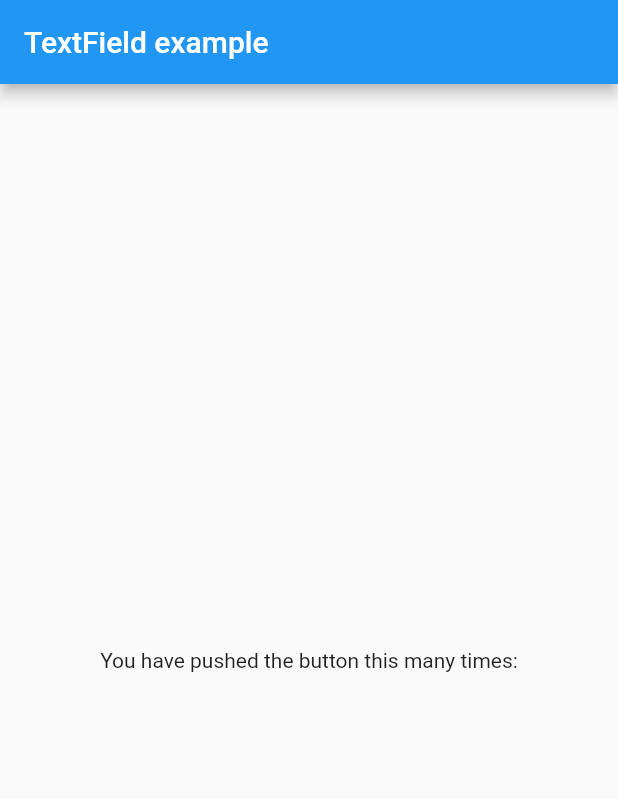
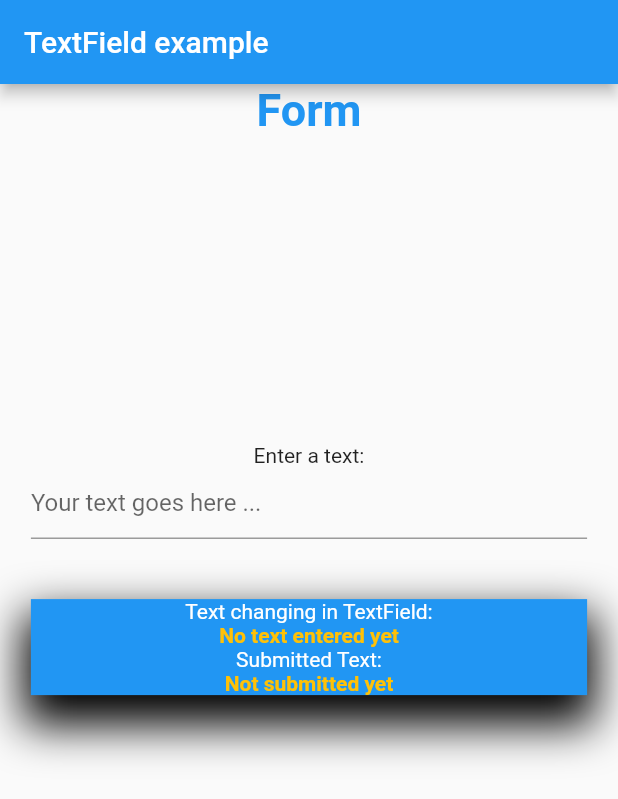
Before and after one commit to houcem-h/uit_forms_textfield, a Flutter app: the screen it shows after launch, on a phone screen of 412 x 824 dp. Shown: the top 799 px of the screen. Run offline on Flutter 3.47's test engine with Material 2 defaults, Android fonts, the phone set to English and light mode, and no system bars.

Commit message:
Complete TextField example

```diff
--- a/lib/main.dart
+++ b/lib/main.dart
@@ -30,22 +30,97 @@ class MyHomePage extends StatefulWidget {
 
 class _MyHomePageState extends State<MyHomePage> {
 
+  String _txt = "No text entered yet";
+  String _txtSubmitted = "Not submitted yet";
+
   @override
   Widget build(BuildContext context) {
     return Scaffold(
       appBar: AppBar(
         title: Text(widget.title),
       ),
-      body: Center(
+      body: SingleChildScrollView(
+        child: Center(
+          child: Column(
+            mainAxisAlignment: MainAxisAlignment.start,
+            children:  <Widget>[
+              const Text(
+                'Form',
+                style: TextStyle(
+                  fontWeight: FontWeight.bold,
+                  fontSize: 30,
+                  color: Colors.blue
+                ),
+              ),
+              Container(
+                height: MediaQuery.of(context).size.height*0.7,
+                width: MediaQuery.of(context).size.width*0.9,
                 child: Column(
                   mainAxisAlignment: MainAxisAlignment.center,
-          children: const <Widget>[
+                  children: <Widget>[
+                    const Text('Enter a text:'),
+                    TextField(
+                      decoration: const InputDecoration(
+                        hintText: 'Your text goes here ...'
+                      ),
+                      onChanged: (value) {
+                        setState(() {
+                          _txt = value;
+                        });
+                      },
+                      onSubmitted: (value) {
+                        setState(() {
+                          _txtSubmitted = value;
+                        });
+                      },
+                    ),
+                    const Padding(padding: EdgeInsets.only(bottom: 40)),
+                    Container(
+                      width: MediaQuery.of(context).size.width*0.9,
+                      child: Column(
+                        mainAxisAlignment: MainAxisAlignment.spaceAround,
+                        children: <Widget>[
+                          const Text(
+                            "Text changing in TextField:",
+                            style: TextStyle(color: Colors.white),
+                          ),
                           Text(
-              'You have pushed the button this many times:',
+                            _txt,
+                            style: const TextStyle(
+                                color: Colors.amber,
+                                fontWeight: FontWeight.bold
+                            ),
+                          ),
+                          const Text(
+                            "Submitted Text:",
+                            style: TextStyle(color: Colors.white),
+                          ),
+                          Text(
+                            _txtSubmitted,
+                            style: const TextStyle(
+                                color: Colors.amber,
+                                fontWeight: FontWeight.bold
+                            ),
+                          ),
+                        ],
+                      ),
+                      decoration: const BoxDecoration(
+                          color: Colors.blue,
+                          boxShadow: [BoxShadow(
+                              color: Colors.black,
+                              blurRadius: 25,
+                              spreadRadius: 5,
+                              offset: Offset(0, 15)
+                          )]
+                      ),
                     ),
                   ],
                 ),
               ),
+            ],
+          ),
+        ),
+      )
     );
   }
 }
```
Lines whose indentation alone changed are shown as unchanged.
